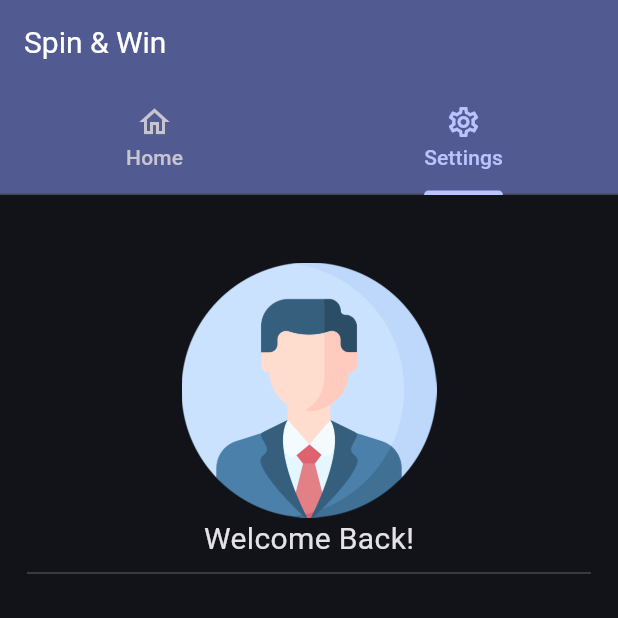
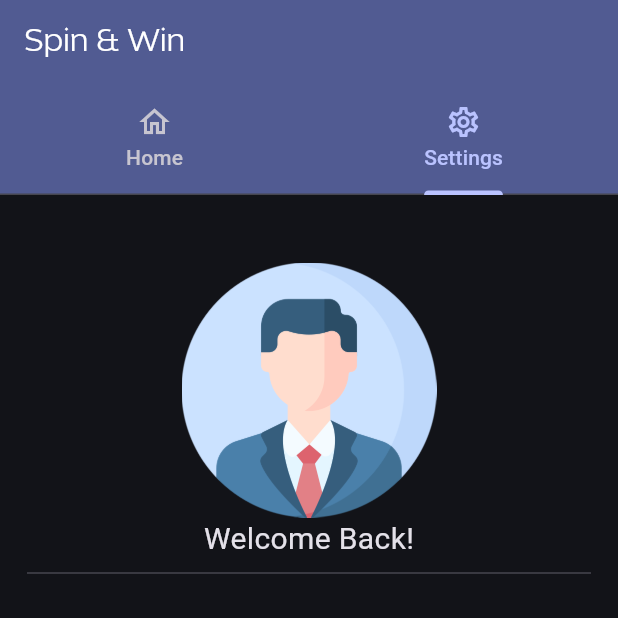
Before and after one commit to MohammadBali/Spin_The_Wheel, a Flutter app: the screen it shows after launch, tab 2 chosen, on a phone screen of 412 x 824 dp, the top half of it. Run offline on Flutter 3.47's test engine with Material 3 defaults, Android fonts, the light colour scheme and no system bars; our stand-ins replace animated_splash_screen, audioplayers, bloc, conditional_builder_null_safety, flutter_bloc, flutter_fortune_wheel and 3 more; missing offline and left inert: string_extensions; accounts and stored records are empty.

Commit message:
UI Changes

```diff
--- a/lib/layout/home_layout.dart
+++ b/lib/layout/home_layout.dart
@@ -59,7 +59,7 @@ class _HomeLayoutState extends State<HomeLayout> with TickerProviderStateMixin
           child: Scaffold(
             appBar: AppBar(
               backgroundColor: Theme.of(context).colorScheme.inversePrimary,
-              title:  Text(Localization.translate('appBar_title_home')),
+              title:  Text(Localization.translate('appBar_title_home'), style: TextStyle(fontFamily: 'WithoutSans'),),
 
               bottom: defaultTabBar(
                   context: context,
--- a/lib/modules/Home/Home.dart
+++ b/lib/modules/Home/Home.dart
@@ -266,6 +266,7 @@ class _HomeState extends State<Home> {
     }
   }
 
+  ///Choose Which Audio to Play With the Dialog
   void _resultSound(ItemType type)
   {
     switch (type)
--- a/lib/modules/Items/Edit_Items.dart
+++ b/lib/modules/Items/Edit_Items.dart
@@ -61,7 +61,7 @@ class _EditItemsState extends State<EditItems> {
                     [
                       Text(
                         Localization.translate('item_details'),
-                        style: headlineStyleBuilder(),
+                        style: headlineStyleBuilder(fontSize: 24),
                       ),
 
                       const SizedBox(height: 20,),
```
Also changed, not shown: 1 other file.
